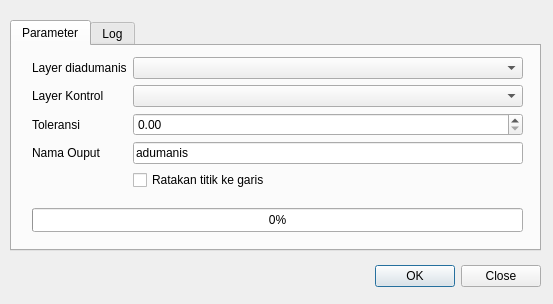
Above: adumanis_plugin_dialog_base.ui from putusatwika/adumanis_plugin before the change. Below: the same form after it.
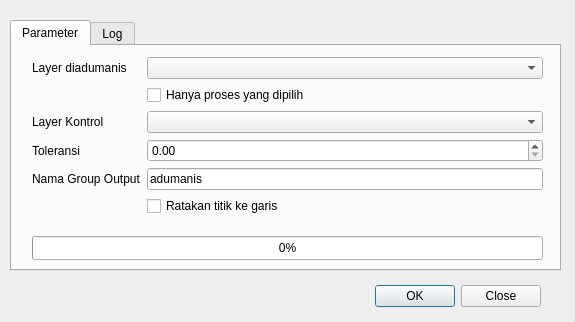
That is the form after the change.

Commit message: Update block process

Patch:
```diff
--- a/adumanis_plugin_dialog_base.ui
+++ b/adumanis_plugin_dialog_base.ui
@@ -6,8 +6,8 @@
    <rect>
     <x>0</x>
     <y>0</y>
-    <width>553</width>
-    <height>304</height>
+    <width>575</width>
+    <height>322</height>
    </rect>
   </property>
   <property name="windowTitle">
@@ -17,7 +17,7 @@
    <property name="geometry">
     <rect>
      <x>200</x>
-     <y>260</y>
+     <y>280</y>
      <width>341</width>
      <height>32</height>
     </rect>
@@ -37,8 +37,8 @@
     <rect>
      <x>10</x>
      <y>20</y>
-     <width>531</width>
-     <height>231</height>
+     <width>551</width>
+     <height>251</height>
     </rect>
    </property>
    <property name="currentIndex">
@@ -53,8 +53,8 @@
       <rect>
        <x>20</x>
        <y>11</y>
-       <width>491</width>
-       <height>145</height>
+       <width>511</width>
+       <height>173</height>
       </rect>
      </property>
      <layout class="QFormLayout" name="formLayout">
@@ -68,59 +68,66 @@
       <item row="0" column="1">
        <widget class="QComboBox" name="layerCombox"/>
       </item>
-      <item row="1" column="0">
+      <item row="2" column="0">
        <widget class="QLabel" name="label_2">
         <property name="text">
          <string>Layer Kontrol</string>
         </property>
        </widget>
       </item>
-      <item row="1" column="1">
+      <item row="2" column="1">
        <widget class="QComboBox" name="controlCombox"/>
       </item>
-      <item row="2" column="0">
+      <item row="3" column="0">
        <widget class="QLabel" name="label_3">
         <property name="text">
          <string>Toleransi</string>
         </property>
        </widget>
       </item>
-      <item row="2" column="1">
+      <item row="3" column="1">
        <widget class="QDoubleSpinBox" name="tollerance">
         <property name="minimum">
          <double>0.000000000000000</double>
         </property>
        </widget>
       </item>
-      <item row="3" column="0">
+      <item row="4" column="0">
        <widget class="QLabel" name="label_4">
         <property name="text">
-         <string>Nama Ouput</string>
+         <string>Nama Group Output</string>
         </property>
        </widget>
       </item>
-      <item row="3" column="1">
+      <item row="4" column="1">
        <widget class="QLineEdit" name="outputName">
         <property name="text">
          <string>adumanis</string>
         </property>
        </widget>
       </item>
-      <item row="4" column="1">
+      <item row="5" column="1">
        <widget class="QCheckBox" name="checkBox">
         <property name="text">
          <string>Ratakan titik ke garis</string>
         </property>
        </widget>
       </item>
+      <item row="1" column="1">
+       <widget class="QCheckBox" name="userSelect">
+        <property name="text">
+         <string>Hanya proses yang dipilih</string>
+        </property>
+       </widget>
+      </item>
      </layout>
     </widget>
     <widget class="QProgressBar" name="progressBar">
      <property name="geometry">
       <rect>
        <x>20</x>
-       <y>162</y>
-       <width>491</width>
+       <y>190</y>
+       <width>511</width>
        <height>24</height>
       </rect>
      </property>
```
The commit also changes 2 other files.
